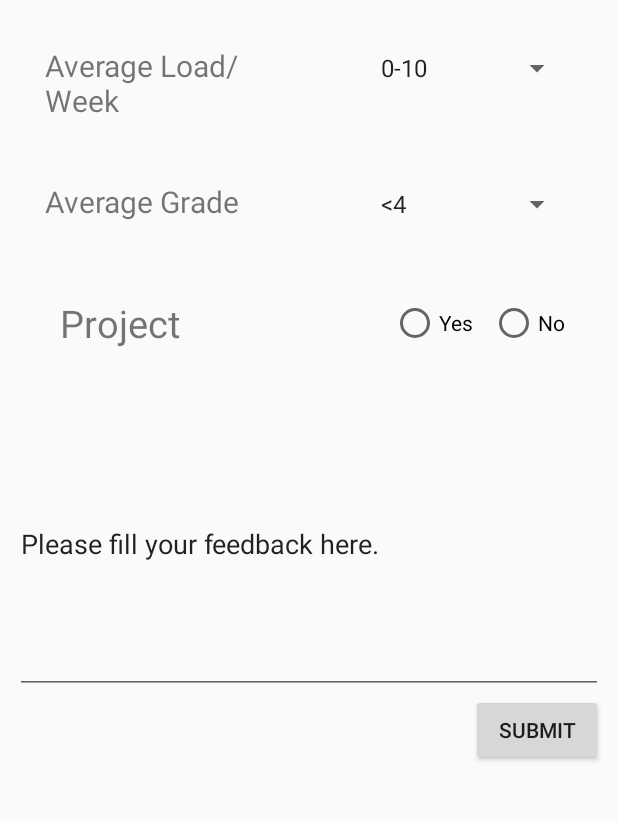
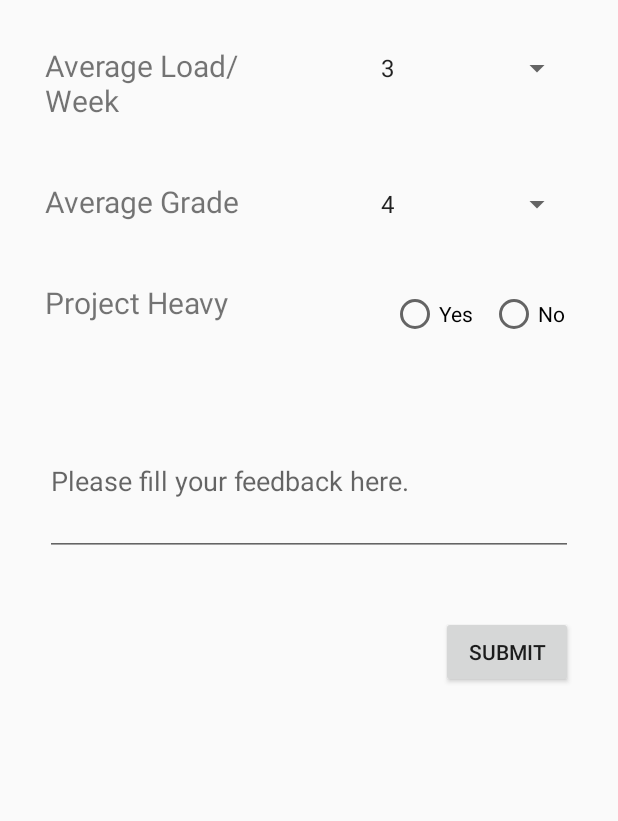
Before and after one commit to ShivamThukral/CourseExchange, an Android app: the fragment FeedbackFragment placed in its activity, on a phone screen of 412 x 824 dp, the part 84-905 px from its top. Run offline under Robolectric (Android 15) with nearby library versions, the phone set to English and light mode, and no system bars.

Commit message:
Feedback Insertion on server.

```diff
--- a/app/build.gradle
+++ b/app/build.gradle
@@ -3,6 +3,7 @@ apply plugin: 'com.android.application'
 android {
     compileSdkVersion 23
     buildToolsVersion "23.0.1"
+    useLibrary 'org.apache.http.legacy'
 
     defaultConfig {
         applicationId "com.example.student.courseexchange"
@@ -26,4 +27,6 @@ dependencies {
     compile 'de.hdodenhof:circleimageview:1.2.1'
     compile 'com.android.support:support-v4:23.1.0'
     compile 'com.jakewharton:butterknife:7.0.1'
+    compile 'org.apache.httpcomponents:httpcore:4.4.1'
+    compile 'org.apache.httpcomponents:httpclient:4.5'
 }
--- a/app/src/main/AndroidManifest.xml
+++ b/app/src/main/AndroidManifest.xml
@@ -1,6 +1,8 @@
 <?xml version="1.0" encoding="utf-8"?>
 <manifest xmlns:android="http://schemas.android.com/apk/res/android"
     package="com.example.student.courseexchange" >
+
+    <uses-permission android:name="android.permission.INTERNET"/>
 
     <application
         android:allowBackup="true"
--- a/app/src/main/java/com/example/student/courseexchange/FeedbackFragment.java
+++ b/app/src/main/java/com/example/student/courseexchange/FeedbackFragment.java
@@ -38,14 +38,14 @@ public class FeedbackFragment extends Fragment {
         Spinner loadSpinner = (Spinner) rootView.findViewById(R.id.loadSpinner);
 
         List<String> loadCategories = new ArrayList<String>();
-        loadCategories.add("0-10");
-        loadCategories.add("10-20");
-        loadCategories.add("20-30");
-        loadCategories.add("30-40");
-        loadCategories.add("40-50");
-        loadCategories.add("50-60");
-        loadCategories.add("60-70");
-        loadCategories.add("70-80");
+        loadCategories.add("3");
+        loadCategories.add("5");
+        loadCategories.add("7");
+        loadCategories.add("9");
+        loadCategories.add("11");
+        loadCategories.add("13");
+        loadCategories.add("15");
+        loadCategories.add("18");
 
         ArrayAdapter<String> loadDataAdapter = new ArrayAdapter<String>(this.getContext(), android.R.layout.simple_spinner_item, loadCategories);
         loadDataAdapter.setDropDownViewResource(android.R.layout.simple_spinner_item);
@@ -54,7 +54,7 @@ public class FeedbackFragment extends Fragment {
         Spinner gradeSpinner = (Spinner) rootView.findViewById(R.id.avGradeSpinner);
 
         List<String> gradeCategories = new ArrayList<String>();
-        gradeCategories.add("<4");
+        gradeCategories.add("4");
         gradeCategories.add("5");
         gradeCategories.add("6");
         gradeCategories.add("7");
--- a/app/src/main/res/layout/fragment_feedback.xml
+++ b/app/src/main/res/layout/fragment_feedback.xml
@@ -58,11 +58,14 @@
         <TextView
             android:layout_width="wrap_content"
             android:layout_height="wrap_content"
-            android:text="Project"
+            android:text="Project Heavy"
             android:layout_weight="2"
-            android:textSize="25dp"
-            android:layout_margin="10dp" />
+            android:textSize="20dp" />
 
+        <RadioGroup
+            android:layout_width="wrap_content"
+            android:layout_height="wrap_content"
+            android:orientation="horizontal">
             <RadioButton
                 android:layout_width="wrap_content"
                 android:layout_height="wrap_content"
@@ -79,19 +82,25 @@
                 android:layout_gravity="center"
                 android:layout_margin="5dp" />
 
+        </RadioGroup>
+
+
     </LinearLayout>
 
     <EditText
         android:layout_width="match_parent"
         android:layout_height="wrap_content"
-        android:minHeight="200dp"
-        android:text="Please fill your feedback here."
+        android:minHeight="100dp"
+        android:layout_margin="20dp"
+        android:hint="Please fill your feedback here."
         android:id="@+id/feedbackEditText"/>
 
     <Button
         android:layout_width="wrap_content"
         android:layout_height="wrap_content"
         android:text="Submit"
+        android:layout_margin="20dp"
+        android:onClick="submitFeed"
         android:id="@+id/feedbackSubmitButton"
         android:layout_gravity="right" />
 
--- a/build.gradle
+++ b/build.gradle
@@ -5,7 +5,7 @@ buildscript {
         jcenter()
     }
     dependencies {
-        classpath 'com.android.tools.build:gradle:1.2.3'
+        classpath 'com.android.tools.build:gradle:1.5.0'
 
         // NOTE: Do not place your application dependencies here; they belong
         // in the individual module build.gradle files
```
Also changed, not shown: app/src/main/java/com/example/student/courseexchange/JSONParser.java (added, +163 -0 lines), app/src/main/java/com/example/student/courseexchange/MainActivity.java (+119 -5 lines), 1 other file. Lines whose indentation alone changed are shown as unchanged.
